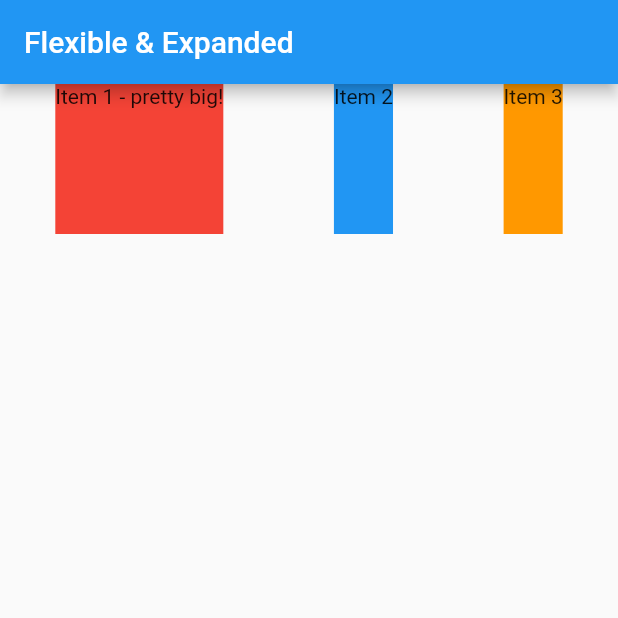
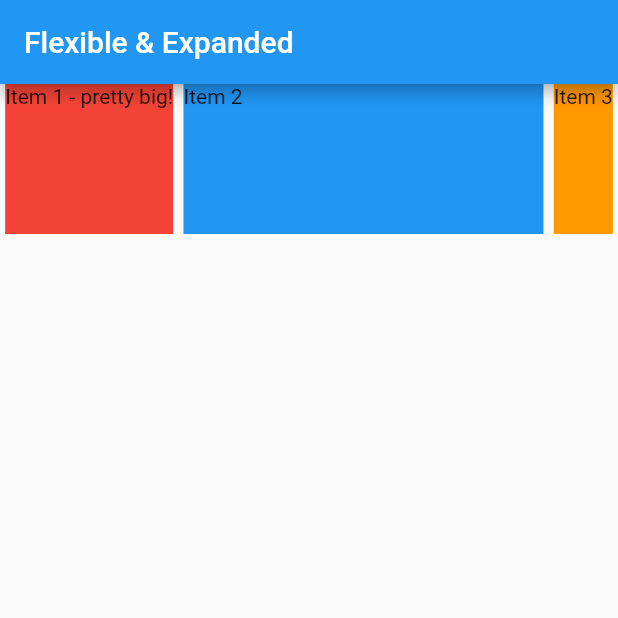
Before and after one commit to michelbaleeiro/flexible_expanded, a Flutter app: the screen it shows after launch, on a phone screen of 412 x 824 dp, the top half of it. Run offline on Flutter 3.47's test engine with Material 2 defaults, Android fonts, the phone set to English and light mode, and no system bars.

Commit message:
127. Flexible e expanded

```diff
--- a/lib/main.dart
+++ b/lib/main.dart
@@ -36,15 +36,22 @@ class MyHomePage extends StatelessWidget {
             child: const Text('Item 1 - pretty big!'),
             color: Colors.red,
           ),
-          Container(
+          Expanded(
+            flex: 4,
+            child: Container(
               height: 100,
               child: const Text('Item 2'),
               color: Colors.blue,
             ),
-          Container(
+          ),
+          Flexible(
+            flex: 1,
+            fit: FlexFit.loose,
+            child: Container(
               height: 100,
               child: const Text('Item 3'),
               color: Colors.orange,
+            ),
           ),
         ],
       ),
```
Lines whose indentation alone changed are shown as unchanged.
